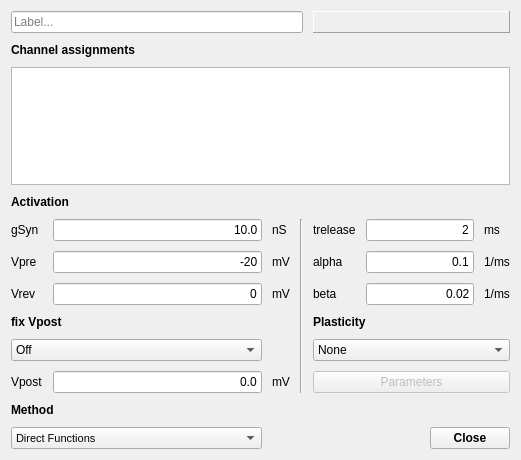
The window that src/gui/DestexheSynDlg.ui (CompEphys-team/stdpc) describes before a commit, drawn with Qt 5.
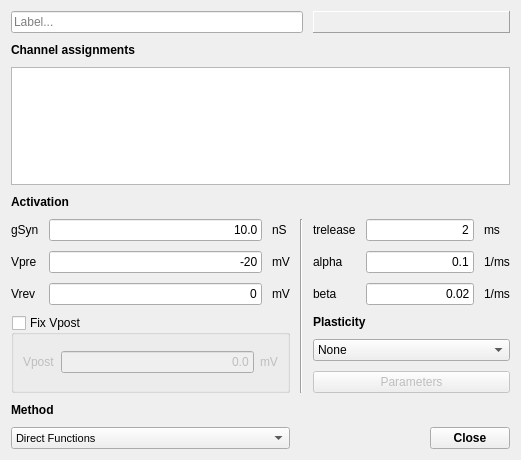
The same window after the commit. Custom widgets are drawn as their Qt base class.

Commit message: Stick ab/Destexhe fixVpost into group boxes

Patch:
```diff
--- a/src/gui/DestexheSynDlg.ui
+++ b/src/gui/DestexheSynDlg.ui
@@ -166,20 +166,6 @@
      </property>
     </widget>
    </item>
-   <item row="9" column="2">
-    <widget class="QLabel" name="label_30">
-     <property name="text">
-      <string>mV</string>
-     </property>
-    </widget>
-   </item>
-   <item row="9" column="0">
-    <widget class="QLabel" name="label_29">
-     <property name="text">
-      <string>Vpost</string>
-     </property>
-    </widget>
-   </item>
    <item row="4" column="0">
     <widget class="QLabel" name="gSynL">
      <property name="text">
@@ -187,54 +173,6 @@
      </property>
     </widget>
    </item>
-   <item row="11" column="0" colspan="2">
-    <widget class="QComboBox" name="LUCombo">
-     <property name="font">
-      <font>
-       <pointsize>8</pointsize>
-       <weight>50</weight>
-       <bold>false</bold>
-      </font>
-     </property>
-     <item>
-      <property name="text">
-       <string>Direct Functions</string>
-      </property>
-     </item>
-     <item>
-      <property name="text">
-       <string>LookupTables</string>
-      </property>
-     </item>
-    </widget>
-   </item>
-   <item row="8" column="0" colspan="2">
-    <widget class="QComboBox" name="fixVpostCombo">
-     <item>
-      <property name="text">
-       <string>Off</string>
-      </property>
-     </item>
-     <item>
-      <property name="text">
-       <string>Fixed</string>
-      </property>
-     </item>
-    </widget>
-   </item>
-   <item row="7" column="0" colspan="2">
-    <widget class="QLabel" name="label_18">
-     <property name="font">
-      <font>
-       <weight>75</weight>
-       <bold>true</bold>
-      </font>
-     </property>
-     <property name="text">
-      <string>fix Vpost</string>
-     </property>
-    </widget>
-   </item>
    <item row="4" column="1">
     <widget class="QLineEdit" name="gSynE">
      <property name="text">
@@ -334,19 +272,6 @@
      </property>
     </widget>
    </item>
-   <item row="9" column="1">
-    <widget class="QLineEdit" name="VpostE">
-     <property name="text">
-      <string>0.0</string>
-     </property>
-     <property name="maxLength">
-      <number>8</number>
-     </property>
-     <property name="alignment">
-      <set>Qt::AlignRight|Qt::AlignTrailing|Qt::AlignVCenter</set>
-     </property>
-    </widget>
-   </item>
    <item row="6" column="7">
     <widget class="QLabel" name="betaU">
      <property name="text">
@@ -416,6 +341,69 @@
      </property>
     </widget>
    </item>
+   <item row="7" column="0" rowspan="3" colspan="3">
+    <widget class="QGroupBox" name="fixVpostCombo">
+     <property name="title">
+      <string>Fix Vpost</string>
+     </property>
+     <property name="checkable">
+      <bool>true</bool>
+     </property>
+     <property name="checked">
+      <bool>false</bool>
+     </property>
+     <layout class="QGridLayout" name="gridLayout_2">
+      <item row="0" column="0">
+       <widget class="QLabel" name="label_29">
+        <property name="text">
+         <string>Vpost</string>
+        </property>
+       </widget>
+      </item>
+      <item row="0" column="1">
+       <widget class="QLineEdit" name="VpostE">
+        <property name="text">
+         <string>0.0</string>
+        </property>
+        <property name="maxLength">
+         <number>8</number>
+        </property>
+        <property name="alignment">
+         <set>Qt::AlignRight|Qt::AlignTrailing|Qt::AlignVCenter</set>
+        </property>
+       </widget>
+      </item>
+      <item row="0" column="2">
+       <widget class="QLabel" name="label_30">
+        <property name="text">
+         <string>mV</string>
+        </property>
+       </widget>
+      </item>
+     </layout>
+    </widget>
+   </item>
+   <item row="11" column="0" colspan="3">
+    <widget class="QComboBox" name="LUCombo">
+     <property name="font">
+      <font>
+       <pointsize>8</pointsize>
+       <weight>50</weight>
+       <bold>false</bold>
+      </font>
+     </property>
+     <item>
+      <property name="text">
+       <string>Direct Functions</string>
+      </property>
+     </item>
+     <item>
+      <property name="text">
+       <string>LookupTables</string>
+      </property>
+     </item>
+    </widget>
+   </item>
   </layout>
  </widget>
  <customwidgets>
```
Left out of the diff: 2 changed lines with no effect on the pictures. The commit also changes 3 other files.
